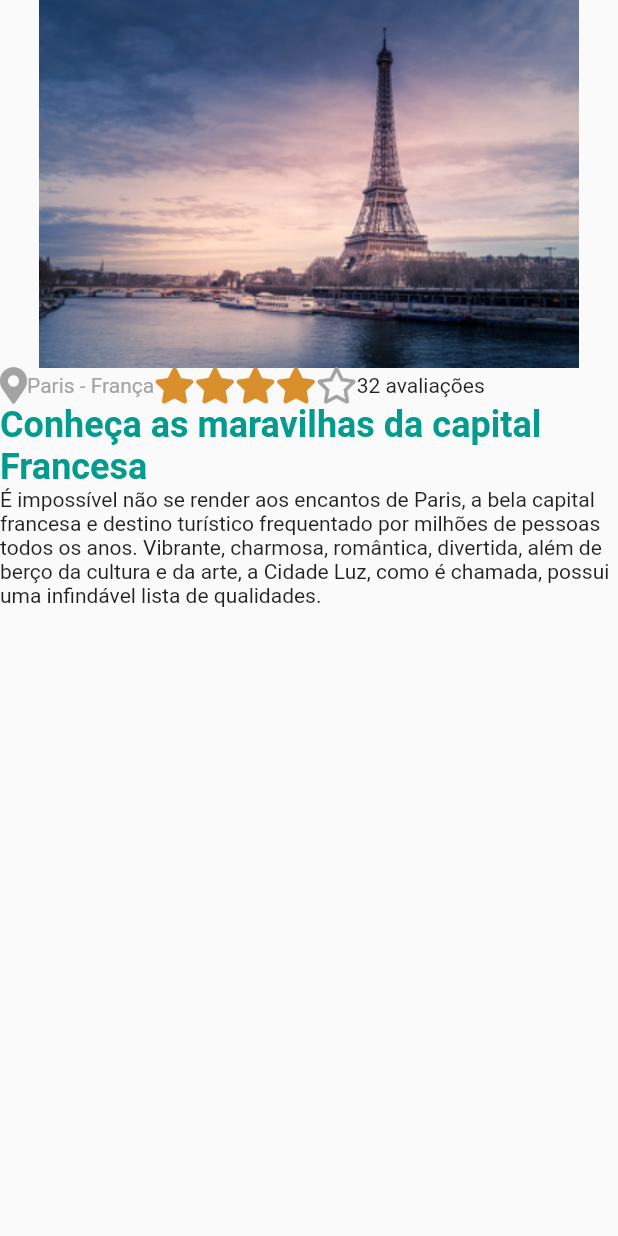
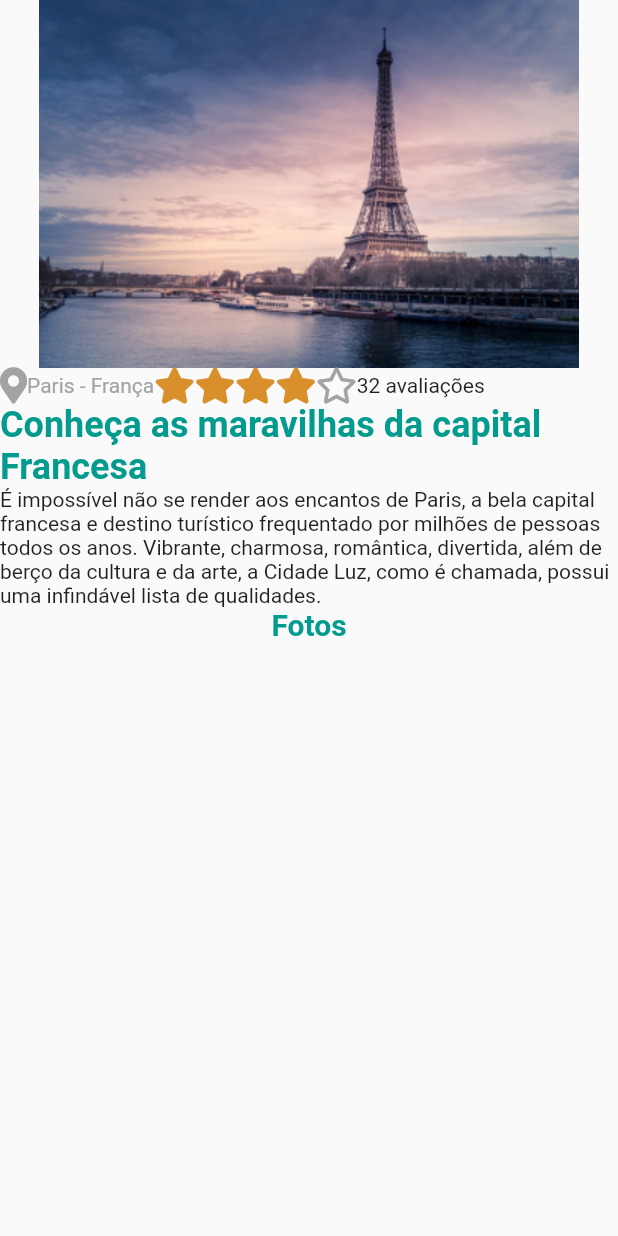
Before and after one commit to stevenarancic/trip_advisor, a Flutter app: the screen it shows after launch, on a phone screen of 412 x 824 dp. Run offline on Flutter 3.47's test engine with Material 2 defaults, Android fonts, the phone set to English and light mode, and no system bars; our stand-ins replace font_awesome_flutter.

Commit message:
Update home.dart

```diff
--- a/lib/screens/home/home.dart
+++ b/lib/screens/home/home.dart
@@ -38,6 +38,14 @@ class Home extends StatelessWidget {
             ),
             Text(
               "É impossível não se render aos encantos de Paris, a bela capital francesa e destino turístico frequentado por milhões de pessoas todos os anos. Vibrante, charmosa, romântica, divertida, além de berço da cultura e da arte, a Cidade Luz, como é chamada, possui uma infindável lista de qualidades.",
+            ),
+            Text(
+              "Fotos",
+              style: TextStyle(
+                fontSize: 20,
+                color: greenTheme,
+                fontWeight: FontWeight.bold,
+              ),
             )
           ],
         ),
```
